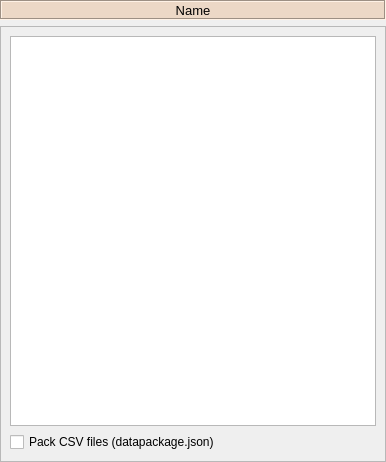
Qt form spinetoolbox/ui/link_properties.ui (spine-tools/Spine-Toolbox) before a commit.
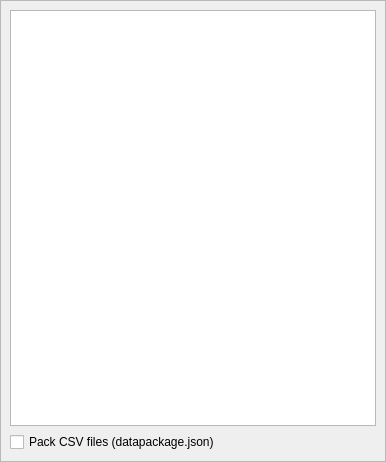
The same form after that commit.

Commit message: Add icon and color to the name label in item properties

```diff
--- a/spinetoolbox/ui/link_properties.ui
+++ b/spinetoolbox/ui/link_properties.ui
@@ -38,53 +38,6 @@
    <property name="bottomMargin">
     <number>0</number>
    </property>
-   <item>
-    <widget class="QLabel" name="label_link_name">
-     <property name="sizePolicy">
-      <sizepolicy hsizetype="Preferred" vsizetype="Fixed">
-       <horstretch>0</horstretch>
-       <verstretch>0</verstretch>
-      </sizepolicy>
-     </property>
-     <property name="minimumSize">
-      <size>
-       <width>0</width>
-       <height>20</height>
-      </size>
-     </property>
-     <property name="maximumSize">
-      <size>
-       <width>16777215</width>
-       <height>20</height>
-      </size>
-     </property>
-     <property name="font">
-      <font>
-       <pointsize>10</pointsize>
-       <weight>50</weight>
-       <bold>false</bold>
-      </font>
-     </property>
-     <property name="styleSheet">
-      <string notr="true">background-color: #ecd8c6;</string>
-     </property>
-     <property name="frameShape">
-      <enum>QFrame::Box</enum>
-     </property>
-     <property name="frameShadow">
-      <enum>QFrame::Sunken</enum>
-     </property>
-     <property name="text">
-      <string>Name</string>
-     </property>
-     <property name="alignment">
-      <set>Qt::AlignCenter</set>
-     </property>
-     <property name="wordWrap">
-      <bool>true</bool>
-     </property>
-    </widget>
-   </item>
    <item>
     <widget class="QScrollArea" name="scrollArea">
      <property name="widgetResizable">
@@ -96,7 +49,7 @@
         <x>0</x>
         <y>0</y>
         <width>384</width>
-        <height>440</height>
+        <height>460</height>
        </rect>
       </property>
       <layout class="QVBoxLayout" name="verticalLayout_2">
```
The commit also changes 9 other files.
